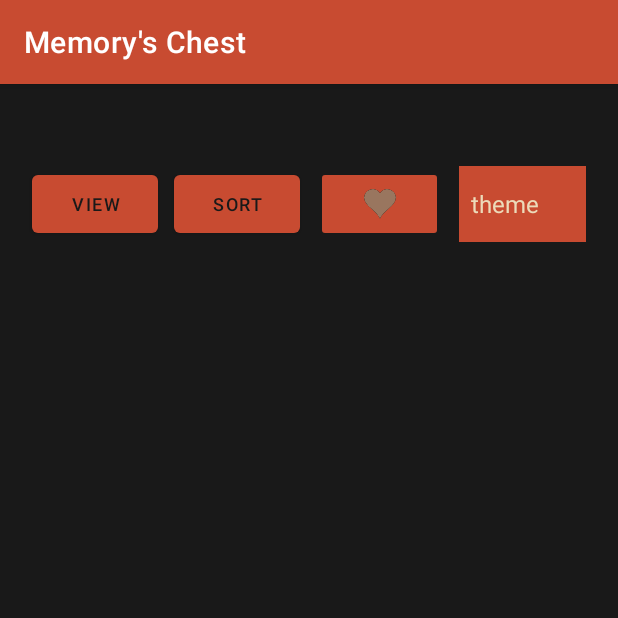
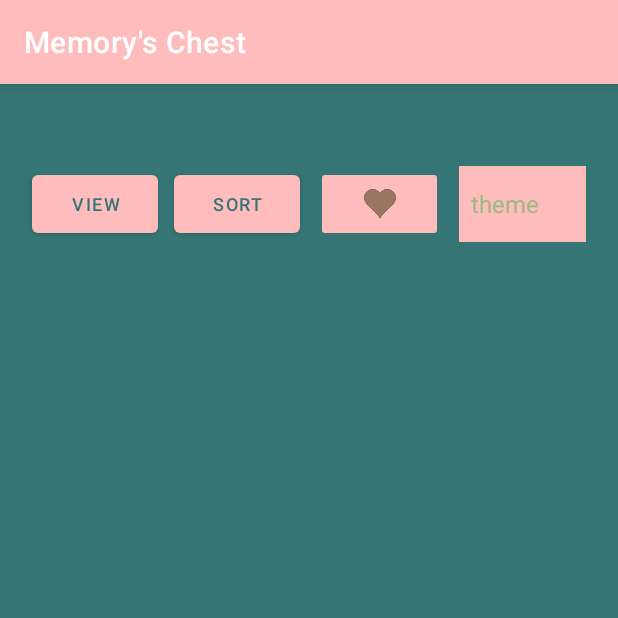
Before and after one commit to Alfredo-Vargas/memorysChest, an Android app: the screen it shows after launch (MainActivity), after a tap on "Ball color eerie black", on a phone screen of 412 x 824 dp, the top half of it. Run offline under Robolectric (Android 15) with nearby library versions, the phone set to English and light mode, and no system bars.

Commit message:
shared preferences done

```diff
--- a/app/src/main/java/com/example/memoryschest/MainActivity.kt
+++ b/app/src/main/java/com/example/memoryschest/MainActivity.kt
@@ -7,33 +7,33 @@ import android.os.Bundle
 import android.content.SharedPreferences
 import android.widget.ArrayAdapter
 import android.widget.Spinner
-import android.widget.TextView
 
 class MainActivity : AppCompatActivity() {
     // normal starting main activity
     override fun onCreate(savedInstanceState: Bundle?) {
-        val themeC: String = ""
         super.onCreate(savedInstanceState)
-        // load the preferences related to the app name
-        //val preferences: SharedPreferences = getSharedPreferences(getString(R.string.app_name), Context.MODE_PRIVATE)
-        val showWelcome = Intent(this, WelcomeActivity::class.java)
-        val themeChosen: String? = intent.getStringExtra("selectedOption")
-        when (themeChosen) {
-            "mainTheme" -> {
-                setTheme(R.style.mainTheme)
-                launchMain()
-            }
-            "darkTheme" -> {
-                setTheme(R.style.darkTheme)
-                launchMain()
-            }
-            "lightTheme" -> {
-                setTheme(R.style.lightTheme)
-                launchMain()
-            }
-            null -> {
-                startActivity(showWelcome)
-            }
+        if (loadProfile()) {
+            val themePreference: SharedPreferences =
+                getSharedPreferences("chosenTheme", Context.MODE_PRIVATE)
+            // to reset the shared preference for debugging
+            // themePreference.edit().clear().commit()
+            val themeChosen: String? = themePreference.getString("THEME_KEY", null)
+            setProfileStartMain(themeChosen)
+        }
+        else {
+            val showWelcome = Intent(this, WelcomeActivity::class.java)
+            startActivity(showWelcome)
+            // we get the value that comes from the welcome activity
+            val optionSelected: String? = intent.getStringExtra("selectedOption")
+            // we save the value to our theme preferences
+            saveProfile(optionSelected)
+            // we load our theme preference
+            val themePreference: SharedPreferences =
+                getSharedPreferences("chosenTheme", Context.MODE_PRIVATE)
+            // we get the string value of our theme preference
+            val themeChosen: String? = themePreference.getString("THEME_KEY", null)
+            // we start the main activity based on the value chosen
+            setProfileStartMain(themeChosen)
         }
     }
 
@@ -53,24 +53,43 @@ class MainActivity : AppCompatActivity() {
         }
     }
 
-    private fun saveProfile() {
-        // we load the string from resources which initially has an empty string ""
-        val themeChosen: String = R.string.chosen_theme_value.toString()
+    private fun saveProfile(themeChosen: String?) {
         // now create an instance of SharedPreferences whose value is given by the previous one
-        val themePreference: SharedPreferences = getSharedPreferences("chosenTheme", Context.MODE_PRIVATE)
+        val themePreference: SharedPreferences =
+            getSharedPreferences("chosenTheme", Context.MODE_PRIVATE)
         // we create an editor instance to be able to modify the preferences
         val themePreferenceEditor: SharedPreferences.Editor = themePreference.edit()
-        themePreferenceEditor.apply(){
+        themePreferenceEditor.apply {
             putString("THEME_KEY", themeChosen)     // save the dictionary key-pair
+            // putBoolean("SAVED_THEME", if NullOrBlank means NOT SAVE_THEME available)
             putBoolean("SAVED_THEME", !themeChosen.isNullOrBlank())
         }.apply()
-        // here to insert the Data saved
     }
 
-    private fun loadProfile() {
+    private fun loadProfile(): Boolean {
         // we load the chosen theme preference of the user
-        val themePreference: SharedPreferences = getSharedPreferences("chosenTheme", Context.MODE_PRIVATE)
-        val themeChosen: String? = themePreference.getString("THEME_KEY", null)     // default value null
-        val themeSaved: Boolean = themePreference.getBoolean("SAVED_THEME", false)  // default value false
+        val themePreference: SharedPreferences =
+            getSharedPreferences("chosenTheme", Context.MODE_PRIVATE)
+        // we get the string value of our theme preference
+        val themeChosen: String? = themePreference.getString("THEME_KEY", null)
+        //return themePreference.getBoolean("SAVED_THEME", false)
+        return !themeChosen.isNullOrBlank()
+    }
+
+    private fun setProfileStartMain(themeChosen: String?){
+        when (themeChosen) {
+            "mainTheme" -> {
+                setTheme(R.style.mainTheme)
+                launchMain()
+            }
+            "darkTheme" -> {
+                setTheme(R.style.darkTheme)
+                launchMain()
+            }
+            "lightTheme" -> {
+                setTheme(R.style.lightTheme)
+                launchMain()
+            }
+        }
     }
 }
```
Also changed, not shown: 1 other file.
